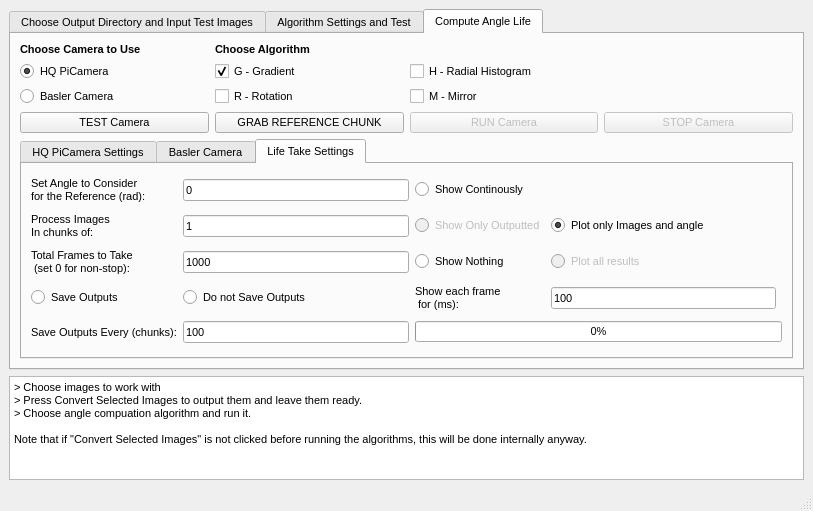
Oiangu9/Conical_Refraction_Polarimeter, file GUI/Design.ui: the form before one commit.
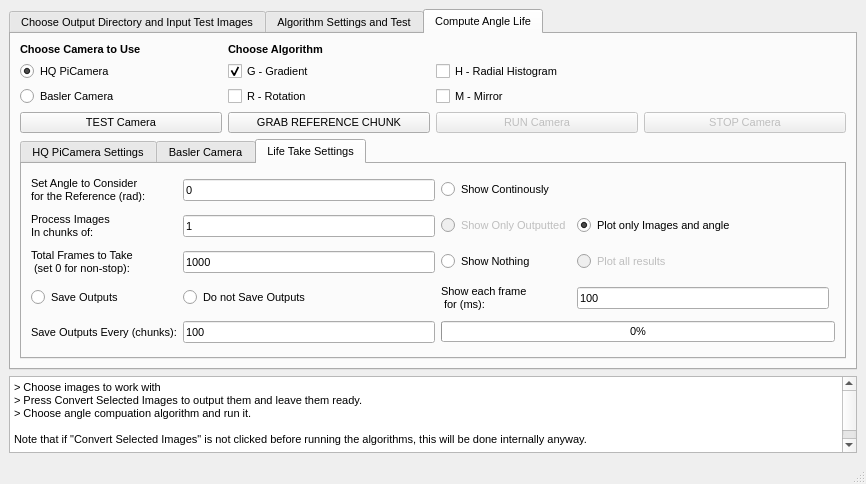
The form after the commit. The open tabs and pages were chosen to show the change.

The edit to the form file:
```diff
--- a/GUI/Design.ui
+++ b/GUI/Design.ui
@@ -6,8 +6,8 @@
    <rect>
     <x>0</x>
     <y>0</y>
-    <width>813</width>
-    <height>511</height>
+    <width>866</width>
+    <height>484</height>
    </rect>
   </property>
   <property name="sizePolicy">
```
Left out of the diff: 16 changed lines with no effect on the pictures.
